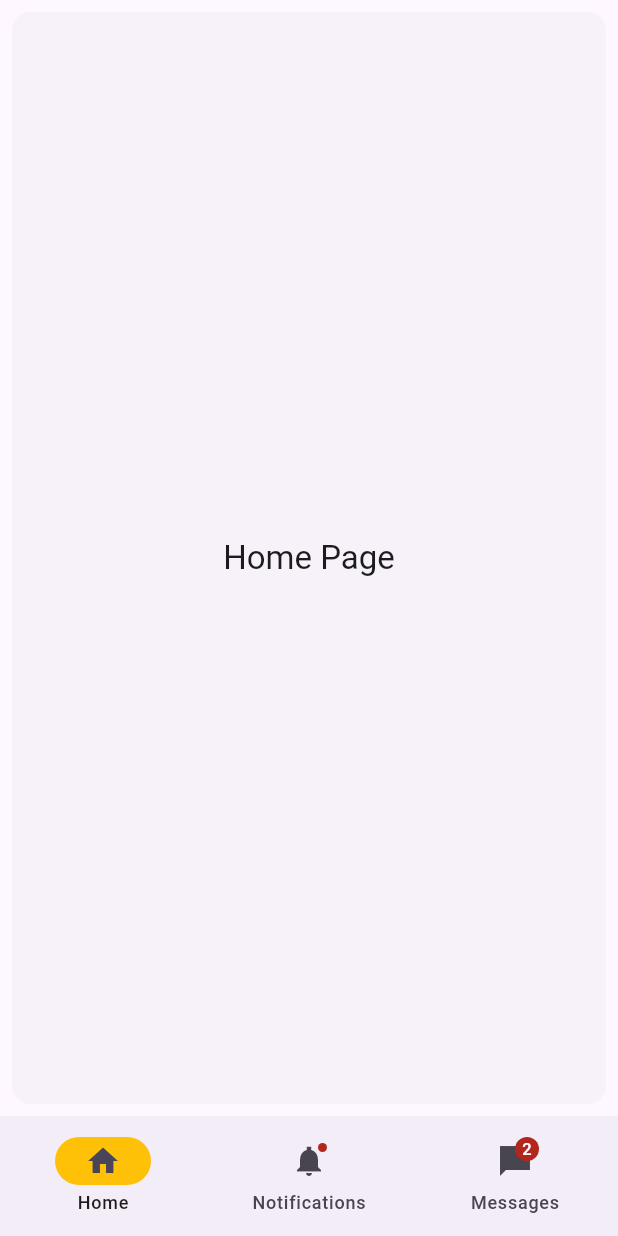
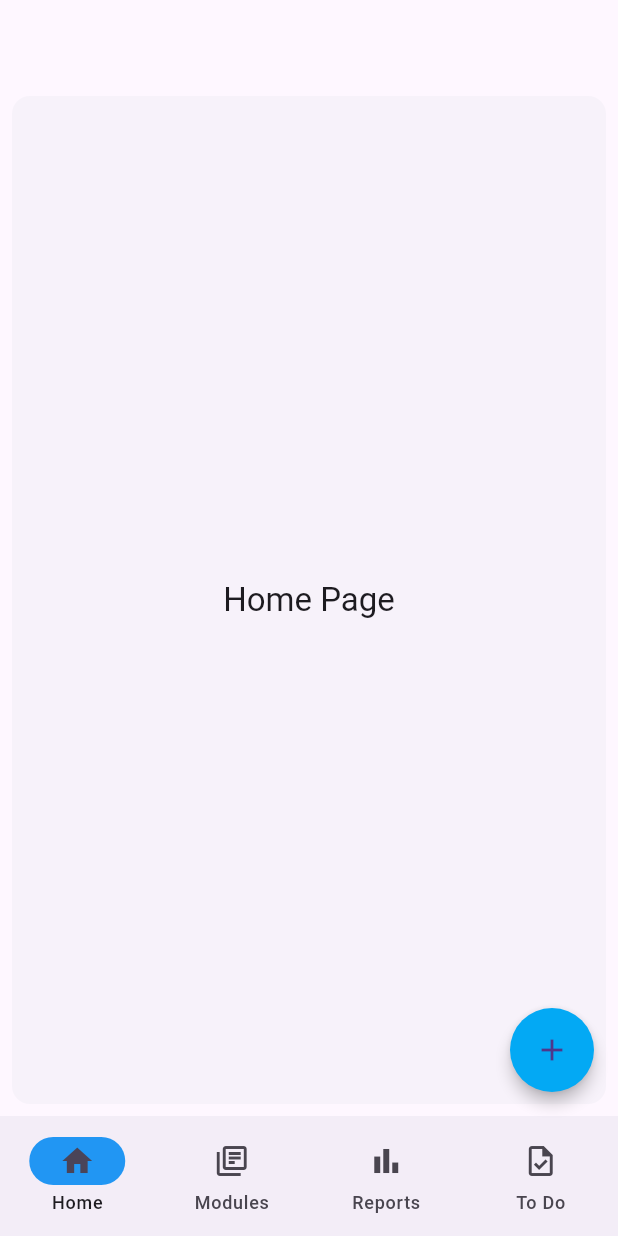
Before and after one commit to quebn/aquams, a Flutter app: the screen it shows after launch, on a phone screen of 412 x 824 dp. Run offline on Flutter 3.47's test engine with Material 3 defaults, Android fonts, the phone set to English and light mode, and no system bars.

Commit message:
new: create item list behavior.

```diff
--- /dev/null
+++ b/lib/aquams.dart
@@ -0,0 +1,185 @@
+import "package:flutter/material.dart";
+
+// TODO:
+// [*] Create Navigation.
+// [*] Clean and Create simple container for a list component.
+// [ ] Add new item to list view with popup to input the value.
+// [ ] Add popup to view to edit the list.
+// [ ] Make created list persist.
+
+class HomePage extends StatefulWidget {
+  const HomePage({super.key});
+  @override
+  State<HomePage> createState() => _HomePageState();
+}
+
+class _HomePageState extends State<HomePage> {
+  int currentPageIndex = 0;
+  List<Widget> todoList = <Widget>[];
+  @override
+  Widget build(BuildContext context) {
+    final ThemeData theme = Theme.of(context);
+    return Scaffold(
+      appBar: AppBar(
+      ),
+      floatingActionButton: FloatingActionButton(
+        elevation: 4,
+        backgroundColor: Colors.lightBlue,
+        shape: const CircleBorder(),
+        onPressed: () {
+          setState(() {
+            addItems(currentPageIndex);
+          });
+        },
+        child: const Icon(Icons.add_sharp),
+      ),
+      //floatingActionButtonLocation: FloatingActionButtonLocation.centerDocked,
+      bottomNavigationBar: NavigationBar(
+        onDestinationSelected: (int index) {
+          setState(() {
+            currentPageIndex = index;
+          });
+        },
+        indicatorColor: Colors.blue,
+        selectedIndex: currentPageIndex,
+        destinations: navbarNavigations,
+      ),
+      body: <Widget>[
+        homePage(theme.textTheme.titleLarge),
+        modulesPage(theme.textTheme.titleLarge),
+        reportsPage(theme.textTheme.titleLarge),
+        todoPage(theme.textTheme.titleLarge),
+      ][currentPageIndex],
+    );
+  }
+
+  Widget homePage(TextStyle? textStyle) {
+    return Card(
+      shadowColor: Colors.transparent,
+      margin: const EdgeInsets.all(8.0),
+      child: SizedBox.expand(
+        child: Center(
+          child: Text(
+            "Home Page",
+            style: textStyle,
+          ),
+        ),
+      ),
+    );
+  }
+
+  Widget todoPage(TextStyle? textStyle) {
+    return ListView.builder(
+      padding: const EdgeInsets.all(8.0),
+      itemCount: todoList.length,
+      itemBuilder: (BuildContext context, int index) {
+        return GestureDetector(
+          onTap: () {
+            print("Tapped $index");
+          },
+          child: todoList[index],
+        );
+      },
+    );
+  }
+
+  final List<Widget> list = <Widget>[
+    const Card(
+      child: ListTile(
+        leading: Icon(Icons.notifications_sharp),
+        title: Text("Module 1"),
+        subtitle: Text("This is a module"),
+      ),
+    ),
+    const Card(
+      child: ListTile(
+        leading: Icon(Icons.notifications_sharp),
+        title: Text("Module 2"),
+        subtitle: Text("This is a another module"),
+      ),
+    ),
+
+  ];
+  Widget modulesPage(TextStyle? textStyle) {
+    return ListView.builder(
+      padding: const EdgeInsets.all(8.0),
+      itemCount: list.length,
+      itemBuilder: (BuildContext context, int index) {
+        return GestureDetector(
+          onTap: () {
+            print("Tapped $index");
+          },
+          child: list[index],
+        );
+      },
+    );
+    //return const Padding(
+    //  padding: EdgeInsets.all(8.0),
+    //  child: Column(
+    //    children: <Widget>[
+    //    ],
+    //  ),
+    //);
+  }
+
+  Widget reportsPage(TextStyle? textStyle) {
+    return Card(
+      shadowColor: Colors.transparent,
+      margin: const EdgeInsets.all(8.0),
+      child: SizedBox.expand(
+        child: Center(
+          child: Text(
+            "Reports",
+            style: textStyle,
+          ),
+        ),
+      ),
+    );
+  }
+
+  void addItems(int currentIndex) {
+    switch (currentIndex) {
+      case 3:
+        addTodoItem();
+        print(todoList.length);
+        break;
+      default:
+        return;
+    }
+  }
+
+  void addTodoItem() {
+    todoList.insert(0,
+      Card(
+        child: ListTile(
+          leading: const Icon(Icons.task_rounded),
+          title: Text("ToDo Item ${todoList.length + 1}"),
+          subtitle: const Text("this a todo item!"),
+        ),
+      ),
+    );
+  }
+}
+
+const List<Widget> navbarNavigations = <Widget>[
+  NavigationDestination(
+    selectedIcon: Icon(Icons.home),
+    icon: Icon(Icons.home_outlined),
+    label: "Home",
+  ),
+  NavigationDestination(
+    selectedIcon: Icon(Icons.library_books_sharp),
+    icon: Icon(Icons.library_books_outlined),
+    label: "Modules",
+  ),
+  NavigationDestination(
+    selectedIcon: Icon(Icons.bar_chart),
+    icon: Icon(Icons.bar_chart_outlined),
+    label: "Reports",
+  ),
+  NavigationDestination(
+    selectedIcon: Icon(Icons.task),
+    icon: Icon(Icons.task_outlined),
+    label: "To Do",
+  ),
+];
--- a/lib/main.dart
+++ b/lib/main.dart
@@ -1,8 +1,5 @@
-import 'package:flutter/material.dart';
-
-// TODO: List UI
-// Create a list view and when selecting any of the list,
-// another date of selected list should show.
+import "package:flutter/material.dart";
+import "./aquams.dart";
 
 void main() {
   runApp(const App());
@@ -14,146 +11,10 @@
   @override
   Widget build(BuildContext context) {
     return MaterialApp(
-      home: const Navigation(),
+      home: const HomePage(),
       theme: ThemeData(
         useMaterial3: true,
       ),
     );
   }
 }
-
-class HomePage extends StatefulWidget {
-  const HomePage({super.key});
-  @override
-  State<HomePage> createState() => _HomePageState();
-}
-
-// TODO:
-// [*] Create Navigation.
-// [ ] Clean and create simple container for a list component.
-// [ ] Add new item to list view with popup to define the value.
-// [ ] Make created list persist.
-// [ ] Add card popup to view to edit the list.
-
-class _HomePageState extends State<HomePage> {
-
-  List<String> todo = <String>[];
-  final List<String> entries = <String>["A", "B", "C"];
-  final List<int> colorCodes = <int>[600, 300, 100];
-
-  @override
-  Widget build(BuildContext context) {
-    return Scaffold(
-      appBar: AppBar(
-        backgroundColor: Theme.of(context).colorScheme.primary,
-        //title: const Text("Home"),
-        centerTitle: true,
-      ),
-      body: ListView.separated(
-        padding: const EdgeInsets.all(2),
-        itemCount: todo.length,
-        itemBuilder: (BuildContext context, int index) {
-          return Container(
-            height: 50,
-            color: Colors.amber[600],
-            child: Center(child: Text("Entry ${todo[index]}"))
-          );
-        },
-        separatorBuilder: (BuildContext context, int index) => const Divider(),
-      ),
-    );
-  }
-}
-
-class Navigation extends StatefulWidget {
-  const Navigation({super.key});
-
-  @override
-  State<Navigation> createState() => _NavigationState();
-}
-
-class _NavigationState extends State<Navigation> {
-  int currentPageIndex = 0;
-  List<Widget> navbarNavigations = <Widget>[
-    const NavigationDestination(
-      selectedIcon: Icon(Icons.home),
-      icon: Icon(Icons.home_outlined),
-      label: "Home",
-    ),
-    const NavigationDestination(
-      icon: Badge(child: Icon(Icons.notifications_sharp)),
-      label: "Notifications",
-    ),
-    const NavigationDestination(
-      icon: Badge(
-        label: Text("2"),
-        child: Icon(Icons.messenger_sharp),
-      ),
-      label: "Messages",
-    ),
-  ];
-
-  @override
-  Widget build(BuildContext context){
-    final ThemeData theme = Theme.of(context);
-    return Scaffold(
-      bottomNavigationBar: NavigationBar(
-        onDestinationSelected: (int index){
-          setState(() {
-            currentPageIndex = index;
-          });
-        },
-        indicatorColor: Colors.amber,
-        selectedIndex: currentPageIndex,
-        destinations: navbarNavigations,
-      ),
-      body: <Widget>[
-        Card(
-          shadowColor: Colors.transparent,
-          margin: const EdgeInsets.all(8.0),
-          child: SizedBox.expand(
-            child: Center(
-              child: Text(
-                "Home Page",
-                style: theme.textTheme.titleLarge,
-              ),
-            ),
-          ),
-        ),
-        const Padding(
-          padding: EdgeInsets.all(8.0),
-          child: Column(
-            children: <Widget>[
-              Card(
-                child: ListTile(
-                  leading: Icon(Icons.notifications_sharp),
-                  title: Text("Notifications 1"),
-                  subtitle: Text("This is a notification"),
-                ),
-              ),
-              Card(
-                child: ListTile(
-                  leading: Icon(Icons.notifications_sharp),
-                  title: Text("Notifications 2"),
-                  subtitle: Text("This is a another notification"),
-                ),
-              ),
-            ],
-          ),
-        ),
-        Card(
-          shadowColor: Colors.transparent,
-          margin: const EdgeInsets.all(8.0),
-          child: SizedBox.expand(
-            child: Center(
-              child: Text(
-                "Home Page",
-                style: theme.textTheme.titleLarge,
-              ),
-            ),
-          ),
-        ),
-      ][currentPageIndex],
-    );
-  }
-}
```
